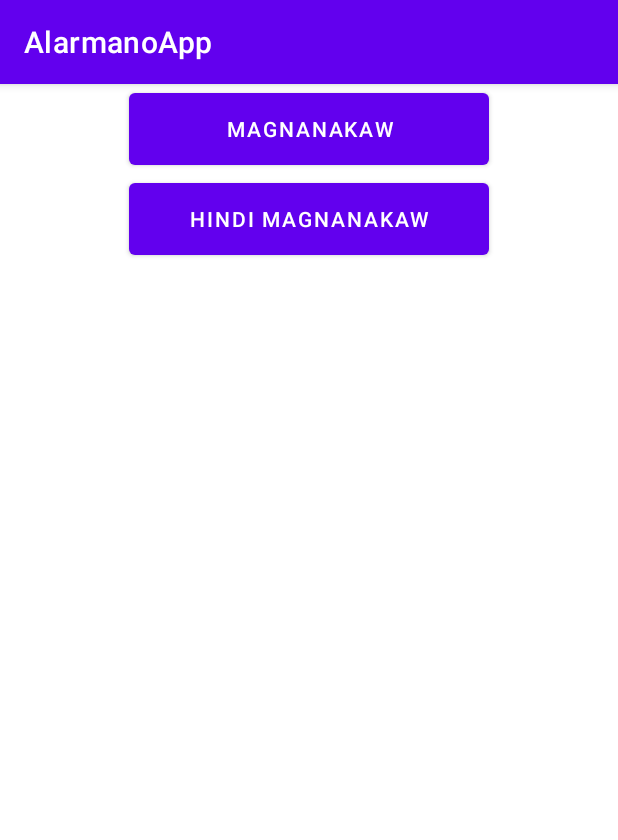
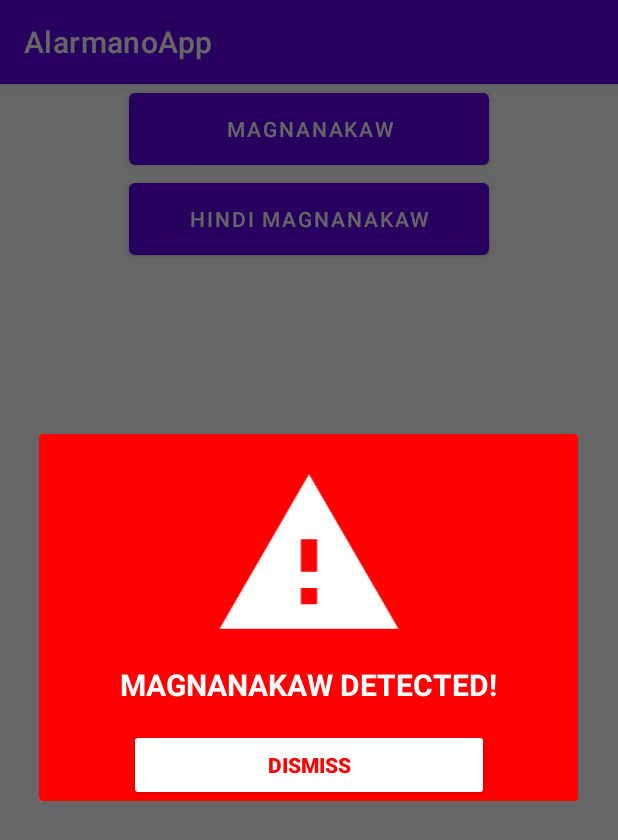
Before and after one commit to llorca-mfs/AlarmanoApp, an Android app: the screen it shows after launch (MainActivity), after a tap on "MAGNANAKAW", on a phone screen of 412 x 824 dp. Shown: the top 840 px of the screen. Run offline under Robolectric (Android 15) with nearby library versions, the phone set to English and light mode, and no system bars.

Commit message:
created magnanakaw and not magnanakaw dialog boxes

```diff
--- a/app/src/main/java/com/makorino/alarmanoapp/MainActivity.java
+++ b/app/src/main/java/com/makorino/alarmanoapp/MainActivity.java
@@ -1,8 +1,13 @@
 package com.makorino.alarmanoapp;
 
+import androidx.appcompat.app.AlertDialog;
 import androidx.appcompat.app.AppCompatActivity;
+import androidx.appcompat.app.AppCompatDelegate;
 
+import android.media.MediaPlayer;
 import android.os.Bundle;
+import android.view.View;
+import android.widget.Button;
 import android.widget.Toast;
 
 import com.makorino.alarmanoapp.databinding.ActivityMainBinding;
@@ -10,21 +15,63 @@ import com.makorino.alarmanoapp.databinding.ActivityMainBinding;
 public class MainActivity extends AppCompatActivity {
 
     private ActivityMainBinding binding;
-
+    private AlertDialog.Builder dialogBuilder;
+    private AlertDialog dialog;
+    private Button magnanakaw_cancel;
+    private Button notmagnanakaw_cancel;
 
     @Override
     protected void onCreate(Bundle savedInstanceState) {
         super.onCreate(savedInstanceState);
+        AppCompatDelegate.setDefaultNightMode(AppCompatDelegate.MODE_NIGHT_NO);
         binding = ActivityMainBinding.inflate(getLayoutInflater());
 
+        final MediaPlayer mpWarning = MediaPlayer.create(this,R.raw.warning);
+        final MediaPlayer mpDing = MediaPlayer.create(this,R.raw.ding);
+
         binding.btnMagnanakaw.setOnClickListener(v ->{
-            Toast.makeText(this, "Magnanakaw detected!", Toast.LENGTH_SHORT).show();
+            createMagnanakawDialog();
+            mpWarning.start();
         });
 
         binding.btnNotmagnanakaw.setOnClickListener(v ->{
-            Toast.makeText(this, "Hindi Magnanakaw", Toast.LENGTH_SHORT).show();
+            createNotmagnanakawDialog();
+            mpDing.start();
         });
 
         setContentView(binding.getRoot());
     }
+    public void createMagnanakawDialog(){
+        dialogBuilder = new AlertDialog.Builder(this);
+        final View magnanakawPopupView = getLayoutInflater().inflate(R.layout.popup_magnanakaw, null);
+        magnanakaw_cancel = (Button) magnanakawPopupView.findViewById(R.id.btn_magnanakaw_cancel);
+
+        dialogBuilder.setView(magnanakawPopupView);
+        dialog = dialogBuilder.create();
+        dialog.show();
+
+        magnanakaw_cancel.setOnClickListener(new View.OnClickListener(){
+            @Override
+            public void onClick(View view) {
+                dialog.dismiss();
+            }
+        });
+    }
+
+    public void createNotmagnanakawDialog(){
+        dialogBuilder = new AlertDialog.Builder(this);
+        final View notmagnanakawPopupView = getLayoutInflater().inflate(R.layout.popup_notmagnanakaw, null);
+        notmagnanakaw_cancel = (Button) notmagnanakawPopupView.findViewById(R.id.btn_notmagnanakaw_cancel);
+
+        dialogBuilder.setView(notmagnanakawPopupView);
+        dialog = dialogBuilder.create();
+        dialog.show();
+
+        notmagnanakaw_cancel.setOnClickListener(new View.OnClickListener(){
+            @Override
+            public void onClick(View view) {
+                dialog.dismiss();
+            }
+        });
+    }
 }
--- /dev/null
+++ b/app/src/main/res/layout/popup_magnanakaw.xml
@@ -0,0 +1,65 @@
+<?xml version="1.0" encoding="utf-8"?>
+<androidx.constraintlayout.widget.ConstraintLayout xmlns:android="http://schemas.android.com/apk/res/android"
+    xmlns:app="http://schemas.android.com/apk/res-auto"
+    xmlns:tools="http://schemas.android.com/tools"
+    android:layout_width="match_parent"
+    android:layout_height="match_parent"
+    android:background="#FF0000">
+
+    <ImageView
+        android:id="@+id/warningIcon"
+        android:layout_width="140dp"
+        android:layout_height="130dp"
+        app:layout_constraintEnd_toEndOf="parent"
+        app:layout_constraintStart_toStartOf="parent"
+        app:layout_constraintTop_toTopOf="parent"
+        app:srcCompat="?android:attr/alertDialogIcon"
+        app:tint="@color/white"
+        android:layout_marginTop="16dp"/>
+
+    <TextView
+        android:id="@+id/tv_magnanakaw"
+        android:layout_width="wrap_content"
+        android:layout_height="wrap_content"
+        android:layout_marginTop="7dp"
+        android:text="MAGNANAKAW DETECTED!"
+        android:textSize="20sp"
+        android:textColor="@color/white"
+        android:textStyle="bold"
+        app:layout_constraintEnd_toEndOf="parent"
+        app:layout_constraintStart_toStartOf="parent"
+        app:layout_constraintTop_toBottomOf="@+id/warningIcon"
+        />
+
+    <androidx.appcompat.widget.AppCompatButton
+        android:id="@+id/btn_magnanakaw_cancel"
+        android:layout_height="wrap_content"
+        android:layout_width="240dp"
+        android:backgroundTint="@color/white"
+        android:text="Dismiss"
+        android:textColor="#FF0000"
+        android:textStyle="bold"
+        app:layout_constraintEnd_toEndOf="parent"
+        app:layout_constraintStart_toStartOf="parent"
+        app:layout_constraintTop_toBottomOf="@+id/tv_magnanakaw"
+        android:layout_marginTop="16dp"
+        android:layout_marginBottom="16dp"
+        />
+
+    <!--
+    <Button
+        android:id="@+id/btn_magnanakaw_cancel"
+        android:layout_width="240dp"
+        android:layout_height="wrap_content"
+        android:layout_marginTop="16dp"
+        android:text="Dismiss"
+        app:layout_constraintEnd_toEndOf="parent"
+        app:layout_constraintStart_toStartOf="parent"
+        app:layout_constraintTop_toBottomOf="@+id/textView" />
+
+    -->
+
+
+
+
+</androidx.constraintlayout.widget.ConstraintLayout>
```
Also changed, not shown: app/src/main/res/layout/popup_notmagnanakaw.xml (added, +66 -0 lines), 2 other files.
